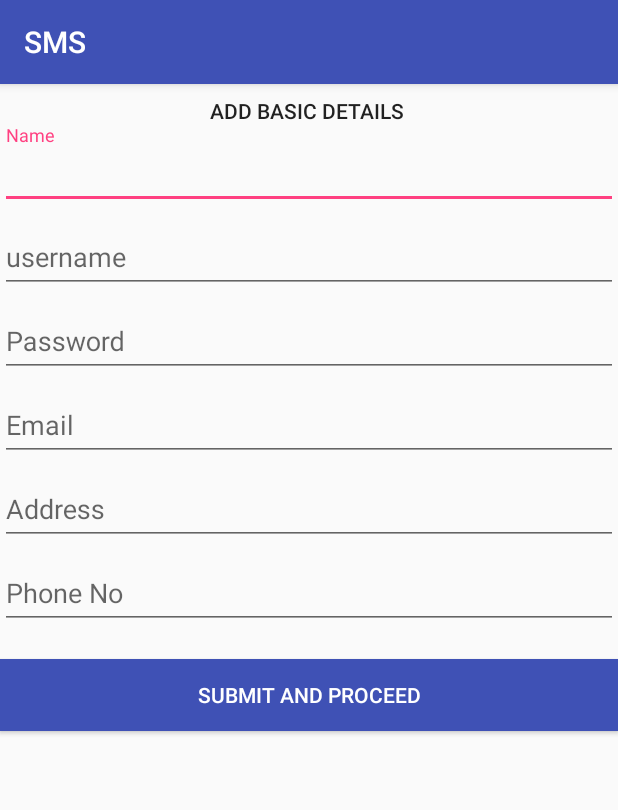
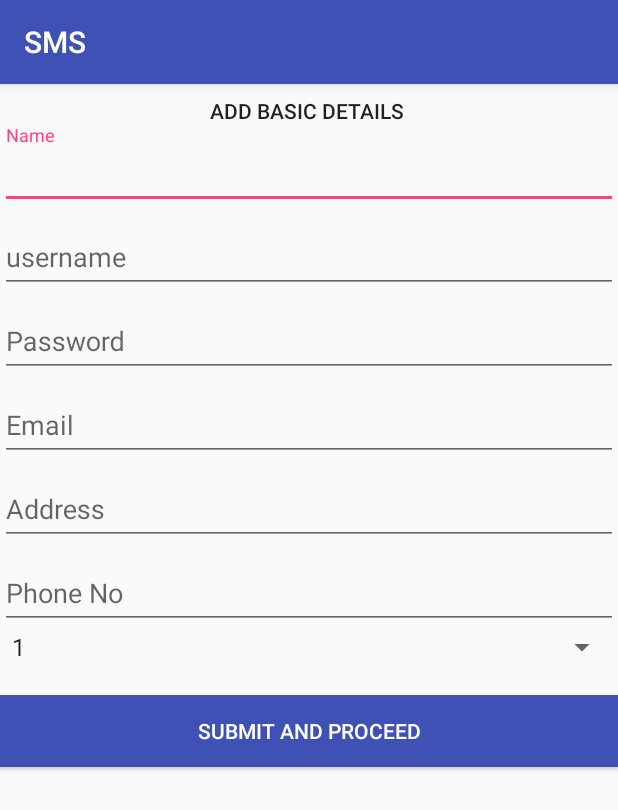
Before and after one commit to sachinitk/SMS, an Android app: the add_stud screen opened directly, with no data from a screen before it, on a phone screen of 412 x 824 dp. Shown: the top 810 px of the screen. Run offline under Robolectric (Android 15) with nearby library versions, the phone set to English and light mode, and no system bars.

Commit message:
third commit

```diff
--- a/app/src/main/java/com/example/sachin/sms/Admin/add_stud.java
+++ b/app/src/main/java/com/example/sachin/sms/Admin/add_stud.java
@@ -2,15 +2,24 @@ package com.example.sachin.sms.Admin;
 
 import android.support.v7.app.AppCompatActivity;
 import android.os.Bundle;
+import android.view.View;
+import android.widget.Button;
 
 import com.example.sachin.sms.R;
 
 public class add_stud extends AppCompatActivity {
-
+    private Button subpro ;
     @Override
     protected void onCreate(Bundle savedInstanceState) {
         super.onCreate(savedInstanceState);
         setContentView(R.layout.activity_add_stud);
 
+        subpro = (Button)findViewById(R.id.submit_proceed1);
+        subpro.setOnClickListener(new View.OnClickListener() {
+            @Override
+            public void onClick(View view) {
+
+            }
+        });
     }
 }
--- a/app/src/main/res/layout/activity_add_stud.xml
+++ b/app/src/main/res/layout/activity_add_stud.xml
@@ -92,6 +92,15 @@
             android:layout_height="wrap_content"
             android:hint="@string/phoneno." />
     </android.support.design.widget.TextInputLayout>
+
+    <Spinner
+        android:id="@+id/sem_choose"
+        android:layout_width="match_parent"
+        android:layout_height="wrap_content"
+        android:entries="@array/sem_arrays"
+        android:prompt="@id/sem_choose"
+        />
+
     <Button
     android:id="@+id/submit_proceed1"
     android:layout_width="fill_parent"
--- a/app/src/main/res/values/strings.xml
+++ b/app/src/main/res/values/strings.xml
@@ -22,5 +22,23 @@
     <string name="phoneno.">Phone No</string>
     <string name="sem">Semester</string>
     <string name="Subpro">Submit and Proceed</string>
+    <string name="choosesem">Choose sem</string>
+
+
+
+
+
+
+
+    <string-array name="sem_arrays">
+        <item>1</item>
+        <item>2</item>
+        <item>3</item>
+        <item>4</item>
+        <item>5</item>
+        <item>6</item>
+        <item>7</item>
+        <item>8</item>
+    </string-array>
 
 </resources>
```
